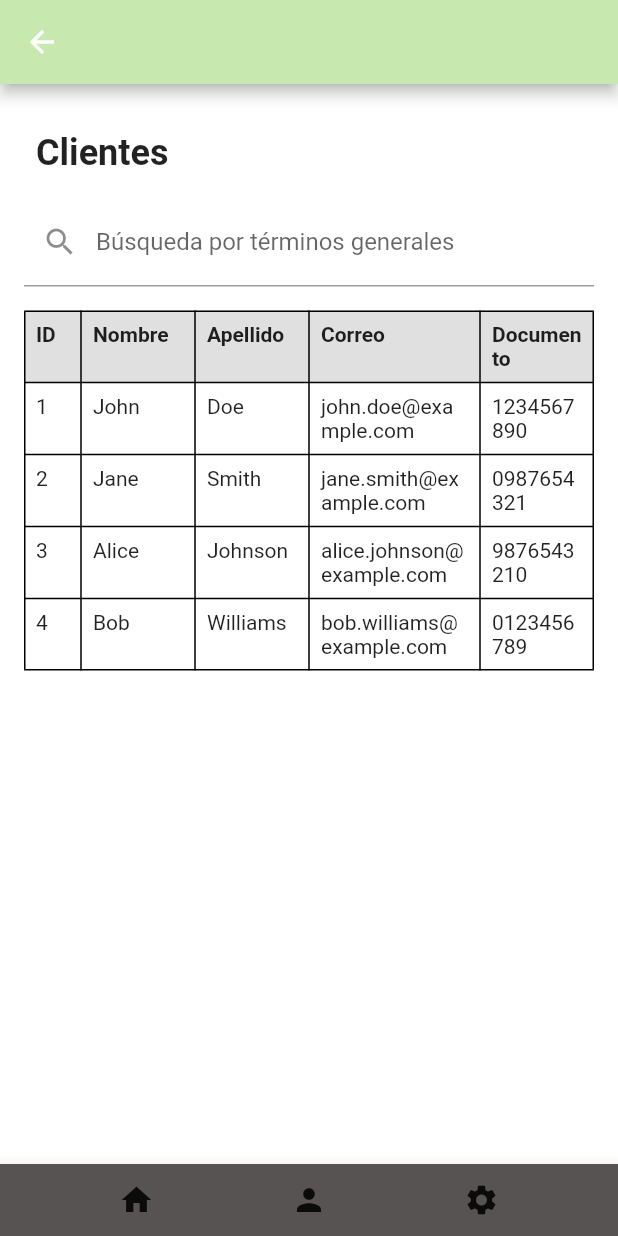
After one commit to GabyLinares/regemotorapp, a Flutter app: the Clientes screen opened directly, on a phone screen of 412 x 824 dp. The commit adds this screen. Run offline on Flutter 3.47's test engine with Material 2 defaults, Android fonts, the phone set to English and light mode, and no system bars; our stand-ins replace get.

Commit message:
Update app adespués de que se rompió

```diff
--- /dev/null
+++ b/lib/pages/clientes.dart
@@ -0,0 +1,259 @@
+import 'package:flutter/material.dart';
+import 'package:get/get.dart';
+import 'package:regemotorapp/controllers/controller.dart';
+import 'package:regemotorapp/pages/home.dart';
+import 'package:regemotorapp/pages/invent1.dart';
+
+import 'ajustes.dart';
+
+class Clientes extends StatefulWidget {
+  @override
+  _ClientesState createState() => _ClientesState();
+}
+
+class _ClientesState extends State<Clientes> {
+  final List<List<String>> datosTabla = [
+    ['1', 'John', 'Doe', 'john.doe@example.com', '1234567890'],
+    ['2', 'Jane', 'Smith', 'jane.smith@example.com', '0987654321'],
+    ['3', 'Alice', 'Johnson', 'alice.johnson@example.com', '9876543210'],
+    ['4', 'Bob', 'Williams', 'bob.williams@example.com', '0123456789'],
+  ];
+
+  String categoriaSeleccionada = "";
+  String consultaBusqueda = "";
+
+  void seleccionarCategoria(String categoria) {
+    setState(() {
+      categoriaSeleccionada = categoria;
+      consultaBusqueda = "";
+    });
+  }
+
+  void actualizarConsultaBusqueda(String consulta) {
+    setState(() {
+      consultaBusqueda = consulta;
+      categoriaSeleccionada = "";
+    });
+  }
+
+  bool filaCoincideConConsultaBusqueda(List<String> fila) {
+    String consultaEnMinusculas = consultaBusqueda.toLowerCase();
+    for (String celda in fila) {
+      if (celda.toLowerCase().contains(consultaEnMinusculas)) {
+        return true;
+      }
+    }
+    return false;
+  }
+
+  @override
+  Widget build(BuildContext context) {
+    final Controller appController = Get.find();
+
+    List<TableRow> filasTablaFiltradas = [];
+
+    List<List<String>> datosFiltrados = [];
+    if (categoriaSeleccionada.isNotEmpty) {
+      datosFiltrados =
+          datosTabla.where((fila) => fila[1] == categoriaSeleccionada).toList();
+    } else if (consultaBusqueda.isNotEmpty) {
+      datosFiltrados =
+          datosTabla.where(filaCoincideConConsultaBusqueda).toList();
+    } else {
+      datosFiltrados = datosTabla;
+    }
+
+    datosFiltrados.forEach((fila) {
+      filasTablaFiltradas.add(
+        TableRow(
+          children: [
+            TableCell(
+              child: GestureDetector(
+                onTap: () => seleccionarCategoria(fila[1]),
+                child: Padding(
+                  padding: EdgeInsets.all(8.0),
+                  child: Text(fila[0]),
+                ),
+              ),
+            ),
+            TableCell(
+              child: Padding(
+                padding: EdgeInsets.all(8.0),
+                child: Text(fila[1]),
+              ),
+            ),
+            TableCell(
+              child: Padding(
+                padding: EdgeInsets.all(8.0),
+                child: Text(fila[2]),
+              ),
+            ),
+            TableCell(
+              child: Padding(
+                padding: EdgeInsets.all(8.0),
+                child: Text(fila[3]),
+              ),
+            ),
+            TableCell(
+              child: Padding(
+                padding: EdgeInsets.all(8.0),
+                child: Text(fila[4]),
+              ),
+            ),
+          ],
+        ),
+      );
+    });
+
+    return Scaffold(
+      backgroundColor: Colors.white,
+      appBar: AppBar(
+        backgroundColor: Color(0xFFC7E9B0),
+    leading: IconButton(
+      icon: Icon(Icons.arrow_back),
+      onPressed: () {
+        Get.to(() => Invent1());
+      },
+    ),
+  ),
+      body: SafeArea(
+        child: SingleChildScrollView(
+          child: Container(
+            padding: EdgeInsets.all(16.0),
+            child: Column(
+              crossAxisAlignment: CrossAxisAlignment.start,
+              children: [
+                SizedBox(height: 16.0),
+                Row(
+                  children: [
+                    SizedBox(width: 8.0),
+                    Text(
+                      'Clientes',
+                      style: TextStyle(
+                        fontSize: 24,
+                        fontWeight: FontWeight.bold,
+                      ),
+                    ),
+                  ],
+                ),
+                SizedBox(height: 16.0),
+                TextField(
+                  onChanged: actualizarConsultaBusqueda,
+                  decoration: InputDecoration(
+                    labelText: 'Búsqueda por términos generales',
+                    prefixIcon: Icon(Icons.search),
+                  ),
+                ),
+                SizedBox(height: 16.0),
+                Table(
+                  border: TableBorder.all(),
+                  columnWidths: {
+                    0: FractionColumnWidth(0.1),
+                    1: FractionColumnWidth(0.2),
+                    2: FractionColumnWidth(0.2),
+                    3: FractionColumnWidth(0.3),
+                    4: FractionColumnWidth(0.2),
+                  },
+                  children: [
+                    TableRow(
+                      decoration: BoxDecoration(
+                        color: Colors.grey[300],
+                      ),
+                      children: [
+                        TableCell(
+                          child: Padding(
+                            padding: EdgeInsets.all(8.0),
+                            child: Text(
+                              'ID',
+                              style: TextStyle(
+                                fontWeight: FontWeight.bold,
+                              ),
+                            ),
+                          ),
+                        ),
+                        TableCell(
+                          child: Padding(
+                            padding: EdgeInsets.all(8.0),
+                            child: Text(
+                              'Nombre',
+                              style: TextStyle(
+                                fontWeight: FontWeight.bold,
+                              ),
+                            ),
+                          ),
+                        ),
+                        TableCell(
+                          child: Padding(
+                            padding: EdgeInsets.all(8.0),
+                            child: Text(
+                              'Apellido',
+                              style: TextStyle(
+                                fontWeight: FontWeight.bold,
+                              ),
+                            ),
+                          ),
+                        ),
+                        TableCell(
+                          child: Padding(
+                            padding: EdgeInsets.all(8.0),
+                            child: Text(
+                              'Correo',
+                              style: TextStyle(
+                                fontWeight: FontWeight.bold,
+                              ),
+                            ),
+                          ),
+                        ),
+                        TableCell(
+                          child: Padding(
+                            padding: EdgeInsets.all(8.0),
+                            child: Text(
+                              'Documento',
+                              style: TextStyle(
+                                fontWeight: FontWeight.bold,
+                              ),
+                            ),
+                          ),
+                        ),
+                      ],
+                    ),
+                    ...filasTablaFiltradas,
+                  ],
+                ),
+              ],
+            ),
+          ),
+        ),
+      ),
+      bottomNavigationBar: BottomAppBar(
+        shape: CircularNotchedRectangle(),
+        notchMargin: 8.0,
+        color: Color(0xFF575353),
+        child: Row(
+          mainAxisSize: MainAxisSize.max,
+          mainAxisAlignment: MainAxisAlignment.spaceEvenly,
+          children: [
+            IconButton(
+              icon: Icon(Icons.home),
+              onPressed: () {
+                Get.to(() => Home());
+              },
+            ),
+            IconButton(
+              icon: Icon(Icons.person),
+              onPressed: () {
+                // Acción del botón de persona
+              },
+            ),
+            IconButton(
+              icon: Icon(Icons.settings),
+              onPressed: () {
+                // Acción del botón de tuerca
+              },
+            ),
+          ],
+        ),
+      ),
+    );
+  }
+}
--- a/lib/pages/home.dart
+++ b/lib/pages/home.dart
@@ -1,6 +1,7 @@
 import 'package:flutter/material.dart';
 import 'package:get/get.dart';
 import 'package:regemotorapp/controllers/controller.dart';
+import 'package:regemotorapp/pages/ajustes.dart';
 import 'package:regemotorapp/pages/invent1.dart';
 
 class Home extends StatelessWidget {
@@ -157,7 +158,7 @@ class Home extends StatelessWidget {
             IconButton(
               icon: Icon(Icons.settings),
               onPressed: () {
-                // Acción del botón de tuerca
+                Get.to(() => Ajustes());
               },
             ),
           ],
--- a/lib/pages/invent1.dart
+++ b/lib/pages/invent1.dart
@@ -2,6 +2,10 @@ import 'package:flutter/material.dart';
 import 'package:get/get.dart';
 import 'package:regemotorapp/controllers/controller.dart';
 import 'package:regemotorapp/pages/home.dart';
+import 'package:regemotorapp/pages/invent2.dart';
+
+import 'ajustes.dart';
+import 'clientes.dart';
 
 class Invent1 extends StatelessWidget {
   @override
@@ -35,7 +39,7 @@ class Invent1 extends StatelessWidget {
                         onPrimary: Colors.white,
                       ),
                       onPressed: () {
-                        // Acción del botón de "Consulta"
+                        Get.to(() => Invent2());
                       },
                       child: Text('Consulta'),
                     ),
@@ -46,9 +50,9 @@ class Invent1 extends StatelessWidget {
                         onPrimary: Colors.white,
                       ),
                       onPressed: () {
-                        // Acción del botón de "Compras"
+                        Get.to(() => Clientes());
                       },
-                      child: Text('Compras'),
+                      child: Text('Clientes'),
                     ),
                   ],
                 ),
@@ -80,7 +84,7 @@ class Invent1 extends StatelessWidget {
             IconButton(
               icon: Icon(Icons.settings),
               onPressed: () {
-                // Acción del botón de tuerca
+                Get.to(() => Ajustes());
               },
             ),
           ],
```
Also changed, not shown: lib/pages/ajustes.dart (added, +75 -0 lines), lib/pages/invent2.dart (added, +254 -0 lines).
